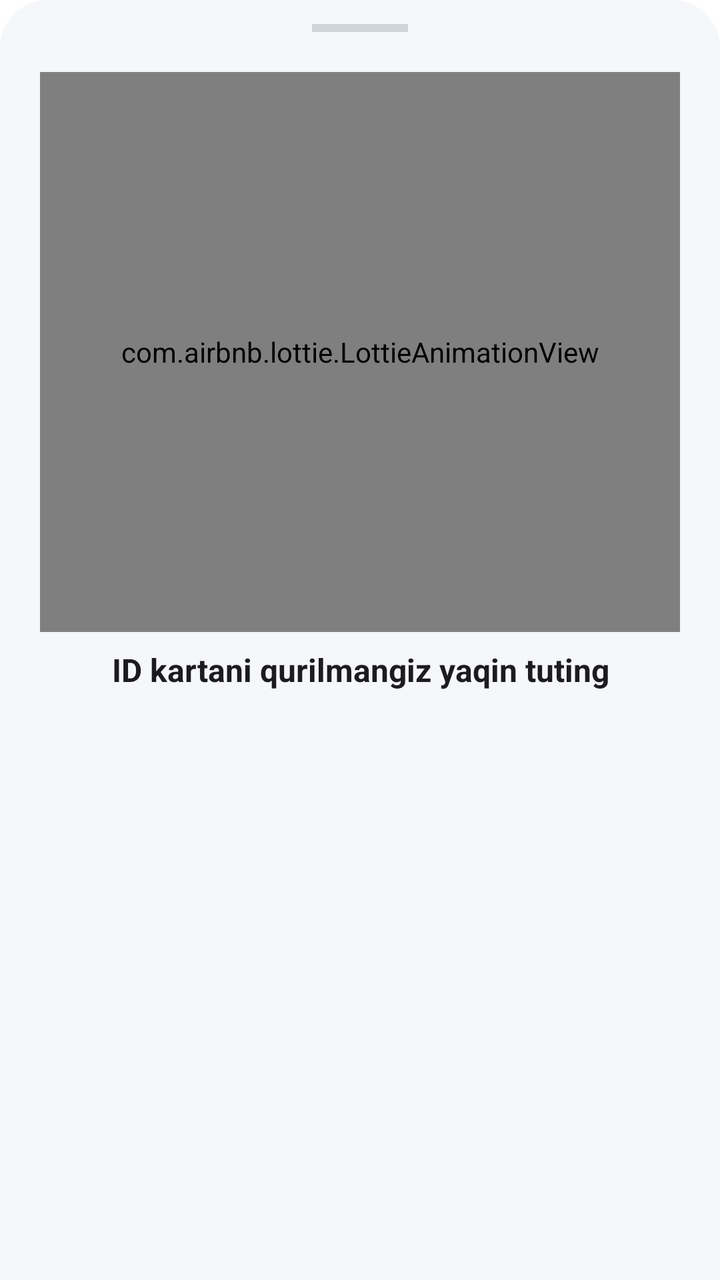
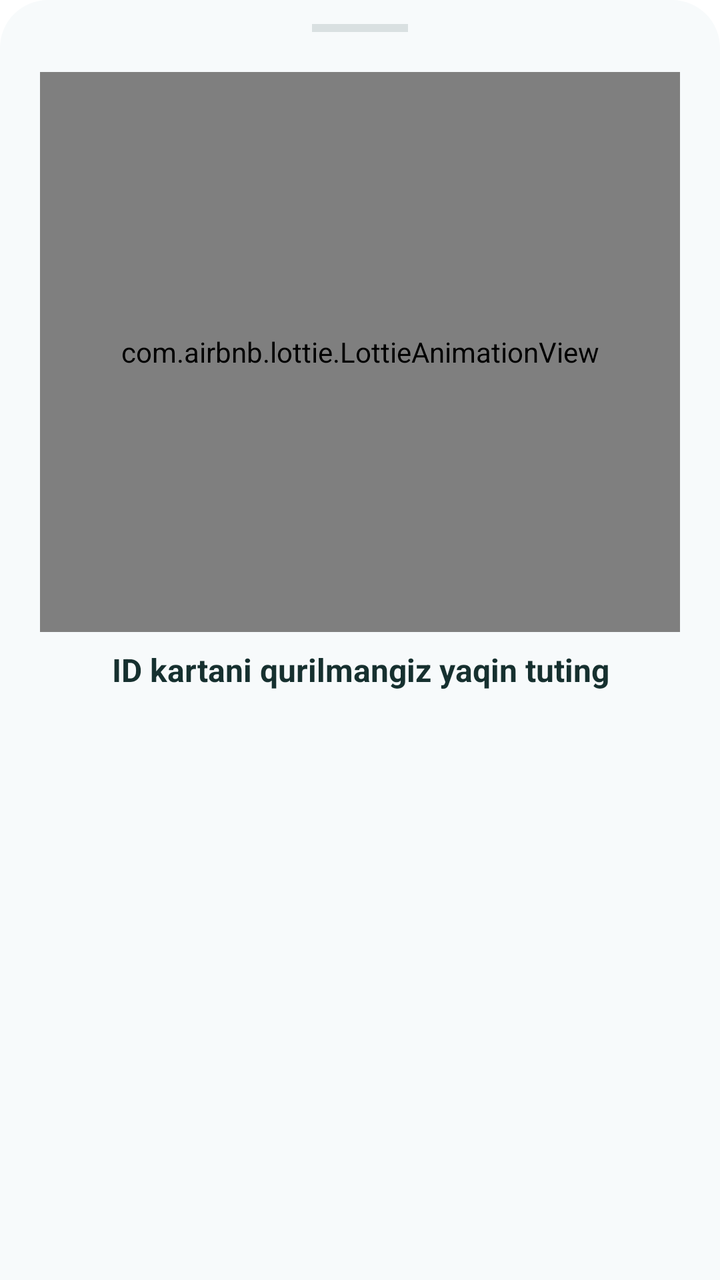

Before-and-after screenshots of an Android layout around one commit, followed by the original layout XML and the change that was made.
<!-- AndroidManifest.xml: fallback theme Theme.MaterialComponents.DayNight.NoActionBar -->
<!-- res/layout/eimzo_bottom_sheet_nfc_wait.xml -->
<?xml version="1.0" encoding="utf-8"?>
<LinearLayout
    xmlns:android="http://schemas.android.com/apk/res/android"
    xmlns:app="http://schemas.android.com/apk/res-auto"
    android:layout_width="match_parent"
    android:layout_height="wrap_content"
    android:orientation="vertical"
    android:background="@drawable/eimzo_bg_bottom_sheet"
    android:paddingTop="12dp"
    android:paddingBottom="36dp"
    android:paddingHorizontal="20dp">

    <View
        android:layout_width="48dp"
        android:layout_height="4dp"
        android:layout_gravity="center_horizontal"
        android:layout_marginBottom="20dp"
        android:background="#D0D5DC" />

    <com.airbnb.lottie.LottieAnimationView
        android:id="@+id/lottieNfc"
        android:layout_width="match_parent"
        android:layout_height="280dp"
        app:lottie_rawRes="@raw/eimzo_nfc_state_1"
        app:lottie_autoPlay="true"
        app:lottie_loop="true" />

    <TextView
        android:id="@+id/tvNfcHint"
        android:layout_width="match_parent"
        android:layout_height="wrap_content"
        android:layout_marginTop="8dp"
        android:textColor="#1C1B1F"
        android:textSize="16sp"
        android:textStyle="bold"
        android:gravity="center"
        android:text="ID kartani qurilmangiz yaqin tuting" />
</LinearLayout>
<!-- resources referenced by this layout -->
<resources>
  <!-- drawable eimzo_bg_bottom_sheet (drawable) -->
  <?xml version="1.0" encoding="utf-8"?>
  <shape xmlns:android="http://schemas.android.com/apk/res/android"
      android:shape="rectangle">
      <solid android:color="#F5F7F9" />
      <corners
          android:topLeftRadius="24dp"
          android:topRightRadius="24dp" />
  </shape>
</resources>

<!-- the commit's change to res/layout/eimzo_bottom_sheet_nfc_wait.xml (unified diff, before → after) -->
@@ -15,7 +15,7 @@
         android:layout_height="4dp"
         android:layout_gravity="center_horizontal"
         android:layout_marginBottom="20dp"
-        android:background="#D0D5DC" />
+        android:background="@color/eimzo_ui_grabber" />
 
     <com.airbnb.lottie.LottieAnimationView
         android:id="@+id/lottieNfc"
@@ -30,7 +30,7 @@
         android:layout_width="match_parent"
         android:layout_height="wrap_content"
         android:layout_marginTop="8dp"
-        android:textColor="#1C1B1F"
+        android:textColor="@color/eimzo_ui_text"
         android:textSize="16sp"
         android:textStyle="bold"
         android:gravity="center"
<!-- resource entries referenced after the edit -->
@@ -1,13 +1,16 @@
 <!-- resources referenced by this layout -->
 <resources>
+  <color name="eimzo_ui_grabber">#2116302F</color>
+  <color name="eimzo_ui_text">#16302F</color>
   <!-- drawable eimzo_bg_bottom_sheet (drawable) -->
   <?xml version="1.0" encoding="utf-8"?>
   <shape xmlns:android="http://schemas.android.com/apk/res/android"
       android:shape="rectangle">
-      <solid android:color="#F5F7F9" />
+      <solid android:color="@color/eimzo_ui_sheet" />
       <corners
           android:topLeftRadius="24dp"
           android:topRightRadius="24dp" />
   </shape>
+  <color name="eimzo_ui_sheet">#F7FAFB</color>
 </resources>
 
